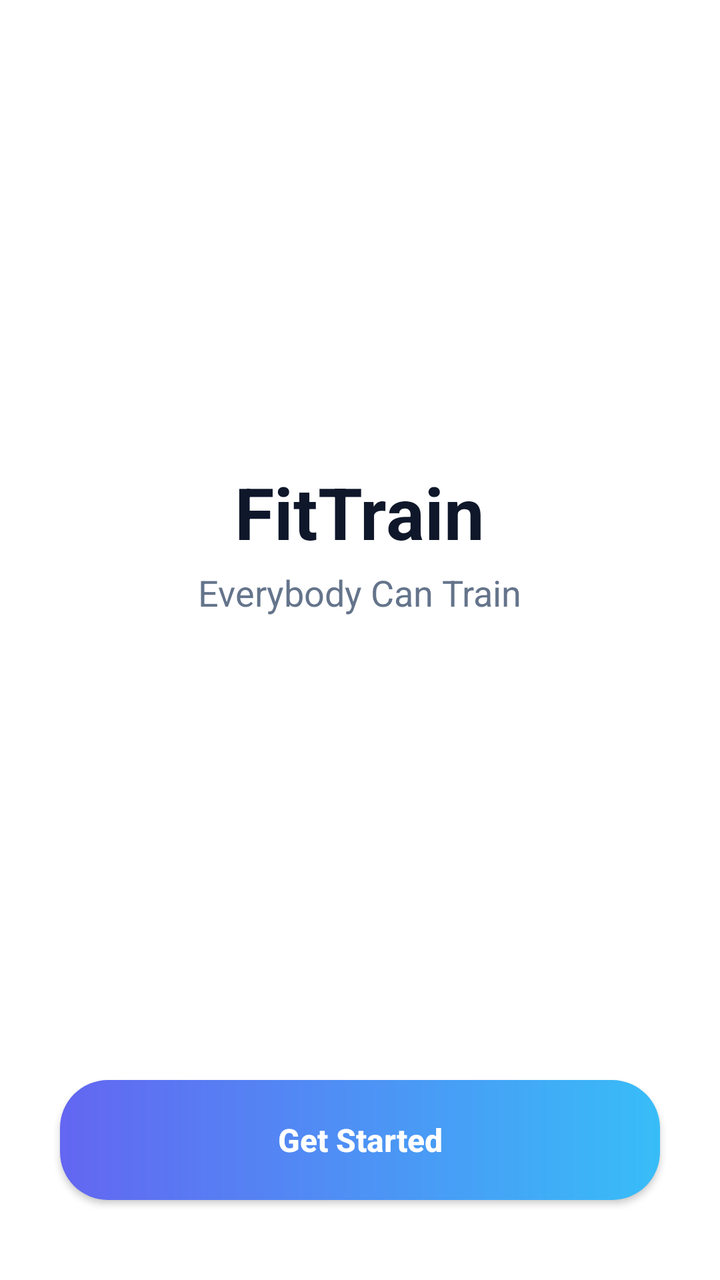
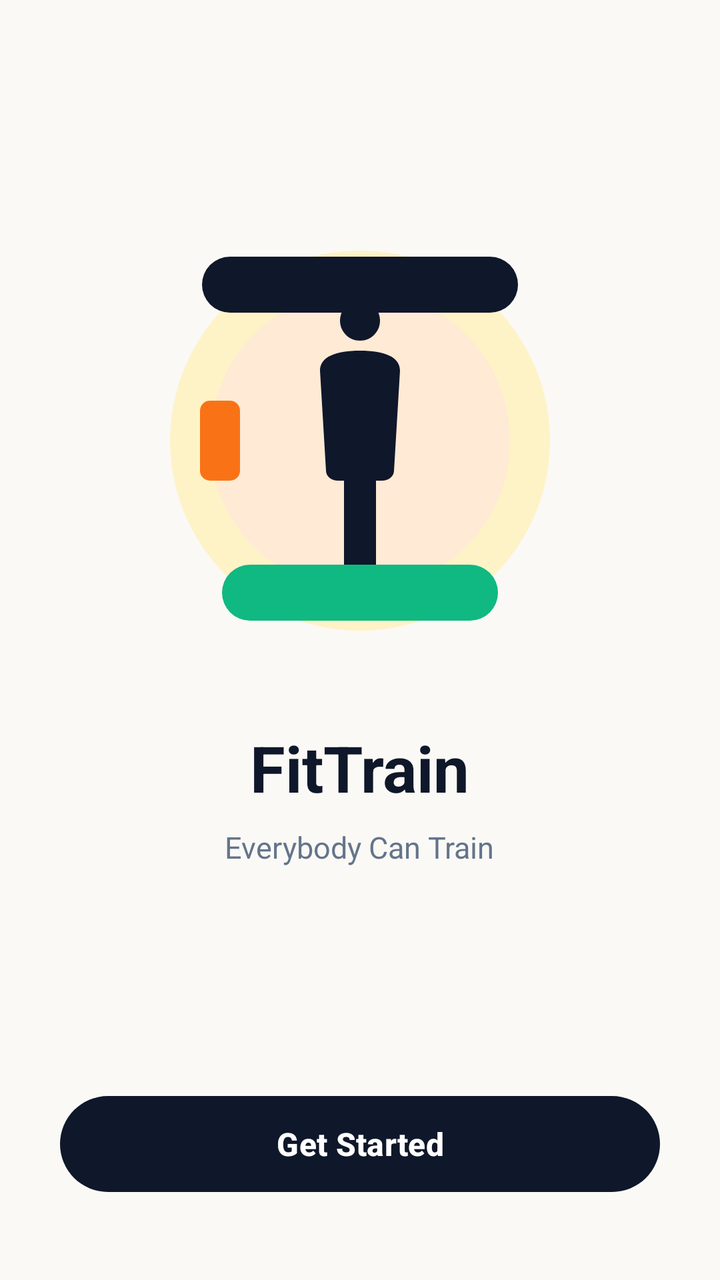

Compare the two renders of this Android layout. The source of the first and the diff that turns it into the second are given below.
<!-- AndroidManifest.xml: activity theme Theme.FitnessApp.Fullscreen -->
<!-- res/layout/activity_welcome.xml -->
<?xml version="1.0" encoding="utf-8"?>
<androidx.constraintlayout.widget.ConstraintLayout xmlns:android="http://schemas.android.com/apk/res/android"
    xmlns:app="http://schemas.android.com/apk/res-auto"
    xmlns:tools="http://tools.android.com/apk/res/tools"
    android:layout_width="match_parent"
    android:layout_height="match_parent"
    android:background="@color/white"
    tools:context=".activities.WelcomeActivity">

    
    <LinearLayout
        android:id="@+id/llWelcomeBrand"
        android:layout_width="wrap_content"
        android:layout_height="wrap_content"
        android:gravity="center"
        android:orientation="vertical"
        app:layout_constraintBottom_toTopOf="@id/btnGetStarted"
        app:layout_constraintEnd_toEndOf="parent"
        app:layout_constraintStart_toStartOf="parent"
        app:layout_constraintTop_toTopOf="parent">

        <TextView
            android:id="@+id/tvWelcomeTitle"
            android:layout_width="wrap_content"
            android:layout_height="wrap_content"
            android:text="@string/app_name"
            android:textColor="@color/black"
            android:textSize="36sp"
            android:textStyle="bold" />

        <TextView
            android:id="@+id/tvWelcomeSlogan"
            android:layout_width="wrap_content"
            android:layout_height="wrap_content"
            android:layout_marginTop="4dp"
            android:text="@string/slogan"
            android:textColor="@color/gray"
            android:textSize="18sp" />

    </LinearLayout>

    
    <androidx.appcompat.widget.AppCompatButton
        android:id="@+id/btnGetStarted"
        android:layout_width="match_parent"
        android:layout_height="60dp"
        android:layout_marginStart="30dp"
        android:layout_marginEnd="30dp"
        android:layout_marginBottom="40dp"
        android:background="@drawable/bg_button_gradient"
        android:text="@string/get_started"
        android:textAllCaps="false"
        android:textColor="@color/white"
        android:textSize="16sp"
        android:textStyle="bold"
        app:layout_constraintBottom_toBottomOf="parent"
        app:layout_constraintEnd_toEndOf="parent"
        app:layout_constraintStart_toStartOf="parent" />

</androidx.constraintlayout.widget.ConstraintLayout>
<!-- resources referenced by this layout -->
<resources>
  <color name="black">#0F172A</color>
  <color name="gray">#64748B</color>
  <color name="white">#FFFFFF</color>
  <!-- drawable bg_button_gradient (drawable) -->
  <?xml version="1.0" encoding="utf-8"?>
  <shape xmlns:android="http://schemas.android.com/apk/res/android"
      android:shape="rectangle">
      <gradient
          android:angle="0"
          android:startColor="#6366F1"
          android:endColor="#38BDF8"
          android:type="linear" />
      <corners android:radius="24dp" />
  </shape>
  <string name="app_name">FitTrain</string>
  <string name="get_started">Get Started</string>
  <string name="slogan">Everybody Can Train</string>
  <style name="Theme.FitnessApp.Fullscreen" parent="Theme.FitnessApp">
          <item name="android:windowFullscreen">true</item>
          <item name="android:windowContentOverlay">@null</item>
          <item name="android:statusBarColor">@android:color/transparent</item>
      </style>
  <style name="Theme.FitnessApp" parent="Theme.Material3.DayNight.NoActionBar">
          
          <item name="colorPrimary">@color/primary</item>
          <item name="colorPrimaryVariant">@color/primary_variant</item>
          <item name="colorSecondary">@color/secondary</item>
          <item name="android:statusBarColor">?attr/colorSurface</item>
          <item name="android:windowLightStatusBar">true</item>
          <item name="android:windowBackground">@color/background_color</item>
          <item name="colorSurface">@color/white</item>
          <item name="colorOnSurface">@color/black</item>
          <item name="colorOnBackground">@color/black</item>
      </style>
  <color name="primary">#6366F1</color>
  <color name="primary_variant">#4F46E5</color>
  <color name="secondary">#38BDF8</color>
  <color name="background_color">#FAF9F5</color>
</resources>

<!-- the commit's change to res/layout/activity_welcome.xml (unified diff, before → after) -->
@@ -1,56 +1,70 @@
 <?xml version="1.0" encoding="utf-8"?>
 <androidx.constraintlayout.widget.ConstraintLayout xmlns:android="http://schemas.android.com/apk/res/android"
     xmlns:app="http://schemas.android.com/apk/res-auto"
-    xmlns:tools="http://tools.android.com/apk/res/tools"
+    xmlns:tools="http://tools.android.com/tools"
     android:layout_width="match_parent"
     android:layout_height="match_parent"
-    android:background="@color/white"
+    android:background="#FAF9F5"
     tools:context=".activities.WelcomeActivity">
 
     
     <LinearLayout
         android:id="@+id/llWelcomeBrand"
-        android:layout_width="wrap_content"
+        android:layout_width="match_parent"
         android:layout_height="wrap_content"
         android:gravity="center"
         android:orientation="vertical"
+        android:paddingHorizontal="30dp"
         app:layout_constraintBottom_toTopOf="@id/btnGetStarted"
         app:layout_constraintEnd_toEndOf="parent"
         app:layout_constraintStart_toStartOf="parent"
         app:layout_constraintTop_toTopOf="parent">
+
+        <ImageView
+            android:id="@+id/ivWelcomeIllustration"
+            android:layout_width="260dp"
+            android:layout_height="220dp"
+            android:src="@drawable/ic_welcome_illustration"
+            android:scaleType="fitCenter"
+            android:layout_marginBottom="32dp"
+            android:contentDescription="Welcome Illustration" />
 
         <TextView
             android:id="@+id/tvWelcomeTitle"
             android:layout_width="wrap_content"
             android:layout_height="wrap_content"
             android:text="@string/app_name"
-            android:textColor="@color/black"
-            android:textSize="36sp"
+            android:textColor="#0F172A"
+            android:textSize="32sp"
             android:textStyle="bold" />
 
         <TextView
             android:id="@+id/tvWelcomeSlogan"
             android:layout_width="wrap_content"
             android:layout_height="wrap_content"
-            android:layout_marginTop="4dp"
+            android:layout_marginTop="8dp"
+            android:gravity="center"
             android:text="@string/slogan"
-            android:textColor="@color/gray"
-            android:textSize="18sp" />
+            android:textColor="#64748B"
+            android:textSize="15sp"
+            android:lineSpacingExtra="3dp" />
 
     </LinearLayout>
 
     
-    <androidx.appcompat.widget.AppCompatButton
+    <com.google.android.material.button.MaterialButton
         android:id="@+id/btnGetStarted"
         android:layout_width="match_parent"
-        android:layout_height="60dp"
+        android:layout_height="56dp"
         android:layout_marginStart="30dp"
         android:layout_marginEnd="30dp"
         android:layout_marginBottom="40dp"
-        android:background="@drawable/bg_button_gradient"
+        app:backgroundTint="#0F172A"
+        app:cornerRadius="28dp"
+        app:elevation="4dp"
         android:text="@string/get_started"
         android:textAllCaps="false"
-        android:textColor="@color/white"
+        android:textColor="#FFFFFF"
         android:textSize="16sp"
         android:textStyle="bold"
         app:layout_constraintBottom_toBottomOf="parent"
<!-- resource entries referenced after the edit -->
@@ -1,19 +1,47 @@
 <!-- resources referenced by this layout -->
 <resources>
+  <!-- drawable ic_welcome_illustration (drawable) -->
+  <vector xmlns:android="http://schemas.android.com/apk/res/android"
+      android:width="260dp"
+      android:height="220dp"
+      android:viewportWidth="260"
+      android:viewportHeight="220">
+  
+      
+      <path
+          android:pathData="M130,110 m-95,0 a95,95 0 1,0 190,0 a95,95 0 1,0 -190,0"
+          android:fillColor="#FEF3C7"/>
+  
+      
+      <path
+          android:pathData="M130,110 m-75,0 a75,75 0 1,0 150,0 a75,75 0 1,0 -150,0"
+          android:fillColor="#FFEAD5"/>
+  
+      
+      <path
+          android:pathData="M120,50 C120,44.477 124.477,40 130,40 C135.523,40 140,44.477 140,50 C140,55.523 135.523,60 130,60 C124.477,60 120,55.523 120,50 Z"
+          android:fillColor="#0F172A"/>
+      <path
+          android:pathData="M110,75 C110,68 118,65 130,65 C142,65 150,68 150,75 L147,125 C147,128 144,130 141,130 L138,130 L138,175 C138,178 135,180 132,180 L128,180 C125,180 122,178 122,175 L122,130 L119,130 C116,130 113,128 113,125 Z"
+          android:fillColor="#0F172A"/>
+  
+      
+      <path
+          android:pathData="M55,90 L65,90 A5,5 0 0,1 70,95 L70,125 A5,5 0 0,1 65,130 L55,130 A5,5 0 0,1 50,125 L50,95 A5,5 0 0,1 55,90 Z"
+          android:fillColor="#F97316"/>
+  
+      
+      <path
+          android:pathData="M65,18 L195,18 A14,14 0 0,1 209,32 L209,32 A14,14 0 0,1 195,46 L65,46 A14,14 0 0,1 51,32 L51,32 A14,14 0 0,1 65,18 Z"
+          android:fillColor="#0F172A"/>
+  
+      
+      <path
+          android:pathData="M75,172 L185,172 A14,14 0 0,1 199,186 L199,186 A14,14 0 0,1 185,200 L75,200 A14,14 0 0,1 61,186 L61,186 A14,14 0 0,1 75,172 Z"
+          android:fillColor="#10B981"/>
+  </vector>
   <color name="black">#0F172A</color>
-  <color name="gray">#64748B</color>
   <color name="white">#FFFFFF</color>
-  <!-- drawable bg_button_gradient (drawable) -->
-  <?xml version="1.0" encoding="utf-8"?>
-  <shape xmlns:android="http://schemas.android.com/apk/res/android"
-      android:shape="rectangle">
-      <gradient
-          android:angle="0"
-          android:startColor="#6366F1"
-          android:endColor="#38BDF8"
-          android:type="linear" />
-      <corners android:radius="24dp" />
-  </shape>
   <string name="app_name">FitTrain</string>
   <string name="get_started">Get Started</string>
   <string name="slogan">Everybody Can Train</string>
